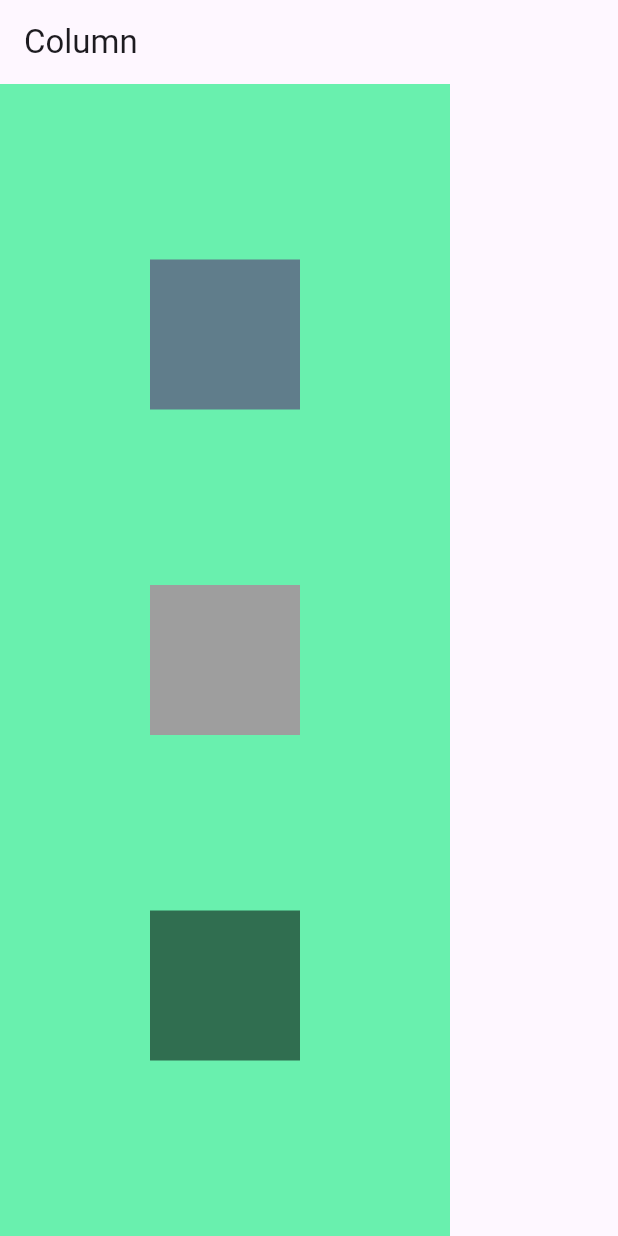
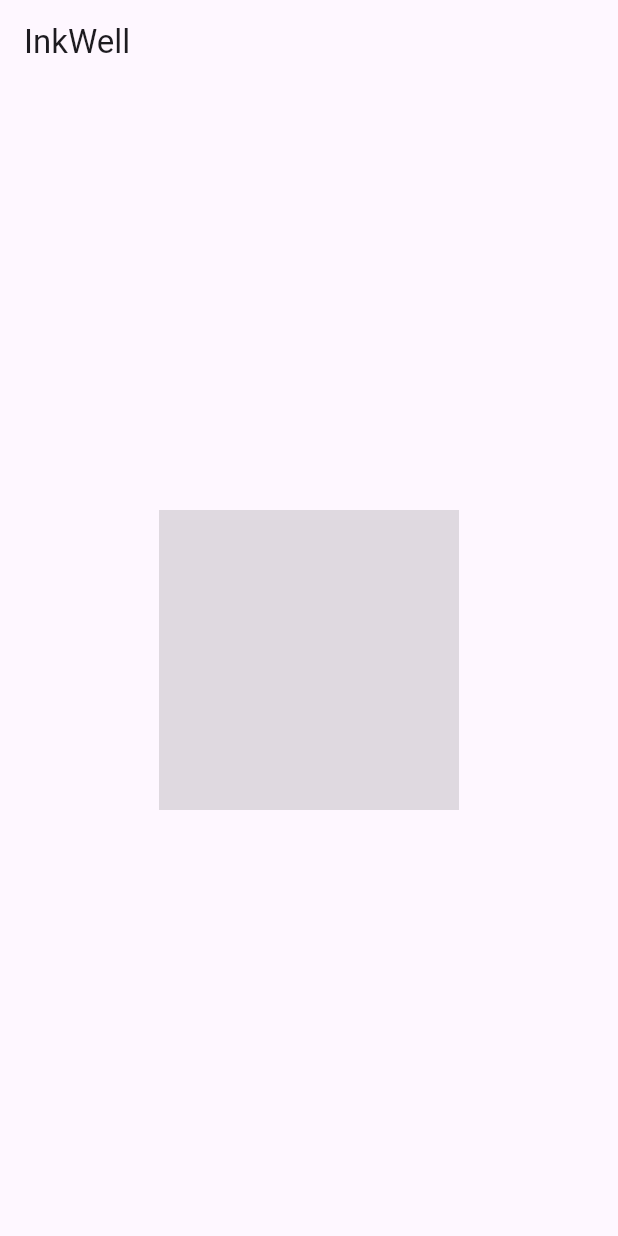
Before and after one commit to jeelpatel001/first_flutter_app, a Flutter app: the screen it shows after launch, on a phone screen of 412 x 824 dp. Run offline on Flutter 3.47's test engine with Material 3 defaults, Android fonts, the phone set to English and light mode, and no system bars.

Commit message:
Learn InkWell

```diff
--- /dev/null
+++ b/lib/_8_InkWell.dart
@@ -0,0 +1,32 @@
+import 'package:flutter/material.dart';
+
+class inkwell extends StatelessWidget {
+  const inkwell({super.key});
+
+  @override
+  Widget build(BuildContext context) {
+    return Scaffold(
+      appBar: AppBar(
+        title: const Text("InkWell"),
+      ),
+      body: Center(
+        child: InkWell(
+          child: Container(
+            height: 200,
+            width: 200,
+            color: Colors.black12,
+          ),
+          onTap: () {
+            print("Pressed Container");
+          },
+          onLongPress: () {
+            print("Long Pressed Container");
+          },
+          onDoubleTap: () {
+            print("Double Tapped on Container");
+          },
+        ),
+      ),
+    );
+  }
+}
--- a/lib/main.dart
+++ b/lib/main.dart
@@ -4,6 +4,7 @@ import 'package:first_flutter_app/_3_Elevated_Button_Widget.dart';
 import 'package:first_flutter_app/_4_Outlined_Button_Widget.dart';
 import 'package:first_flutter_app/_5_Insert_Image.dart';
 import 'package:first_flutter_app/_6_Row.dart';
+import 'package:first_flutter_app/_8_InkWell.dart';
 import 'package:flutter/material.dart';
 
 import '_7_Column.dart';
@@ -32,7 +33,8 @@ class MyApp extends StatelessWidget {
       // home: const OutlinedButtonWidget(),
       // home: const InsertImage(),
       // home: const row(),
-      home: const column(),
+      // home: const column(),
+      home: const inkwell(),
     );
   }
 }
@@ -231,30 +233,6 @@ class _MyHomePageState extends State<MyHomePage> {
       //   ),
       // ),
 
-      /*-------Column-------*/
-
-      // body: Container(
-      //   color: Colors.black12,
-      //   width: 200,
-      //   height: 300,
-      //   child: Column(
-      //     mainAxisAlignment: MainAxisAlignment.spaceEvenly,
-      //     crossAxisAlignment: CrossAxisAlignment.center,
-      //     children: [
-      //       const Text("A"),
-      //       const Text("B"),
-      //       const Text("C"),
-      //       const Text("D"),
-      //       ElevatedButton(
-      //         onPressed: () {},
-      //         child: const Text("Button"),
-      //       ),
-      //     ],
-      //   ),
-      // ),
-
-
-
     );
   }
 }
```
